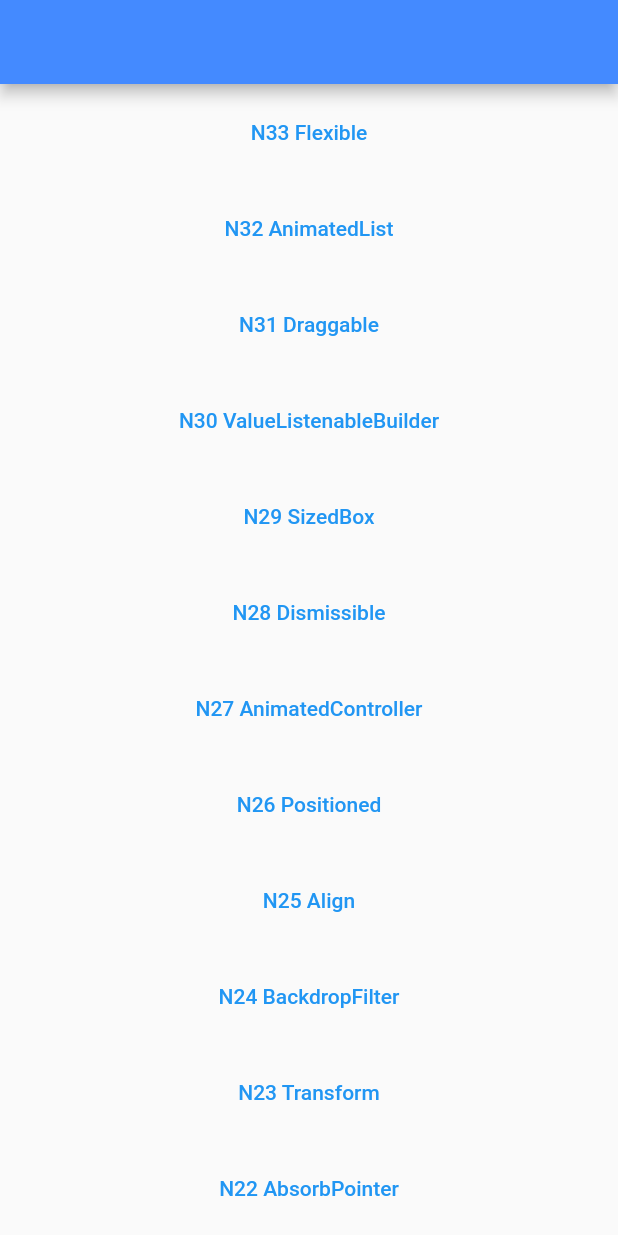
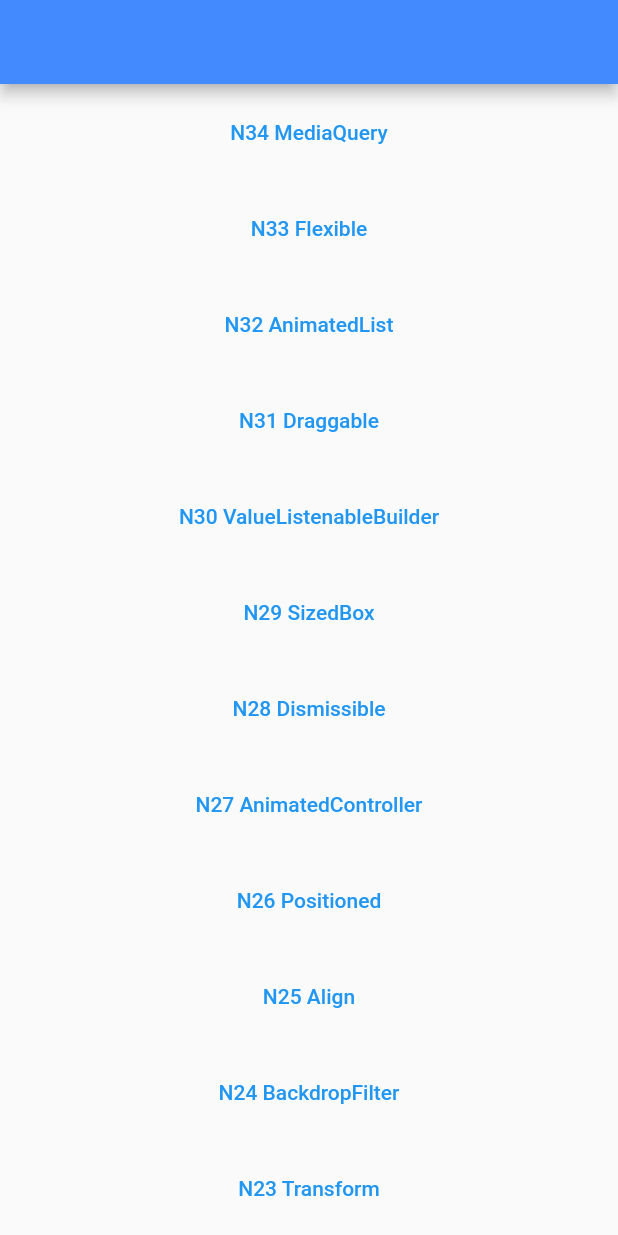
Before and after one commit to ychsue/my_flutter_test, a Flutter app: the screen it shows after launch, on a phone screen of 412 x 824 dp. Run offline on Flutter 3.47's test engine with Material 2 defaults, Android fonts, the phone set to English and light mode, and no system bars; our stand-ins replace bloc, flutter_bloc, get, transparent_image; missing offline and left inert: resizable_widget; Roboto replaces fonts that are missing (Georgia).

Commit message:
MediaQuery

```diff
--- a/lib/src/route/app_pages.dart
+++ b/lib/src/route/app_pages.dart
@@ -20,6 +20,7 @@ import 'package:test2/src/route/main_screens/n30/n30_rotate_animate.dart';
 import 'package:test2/src/route/main_screens/n31_draggable.dart';
 import 'package:test2/src/route/main_screens/n32/n32_animated_list.dart';
 import 'package:test2/src/route/main_screens/n33_flexible.dart';
+import 'package:test2/src/route/main_screens/n34_media_query.dart';
 import 'package:test2/src/route/main_screens/sliver_screen.dart';
 import 'package:test2/src/route/main_screens/unknown_screen.dart';
 import 'package:test2/src/route/main_screens/welcome_screen.dart';
@@ -52,10 +53,15 @@ enum Routes {
   n31_draggable,
   n32_animated_list,
   n33_flexible,
+  n34_media_query,
 }
 
 abstract class AppPages {
   static final pages = [
+    GetPage(
+      name: Routes.n34_media_query.toLocation,
+      page: () => N34MediaQueryScreen(),
+    ),
     GetPage(
       name: Routes.n33_flexible.toLocation,
       page: () => N33FlexibleScreen(),
--- a/lib/src/route/main_screens/get_home_screen.dart
+++ b/lib/src/route/main_screens/get_home_screen.dart
@@ -14,6 +14,13 @@ class GetHomeScreen extends StatelessWidget {
           child: Container(
         child: ListView(
           children: [
+            Container(
+              margin: EdgeInsets.all(8.0),
+              child: TextButton(
+                  onPressed: () =>
+                      Get.toNamed(Routes.n34_media_query.toLocation),
+                  child: Text("N34 MediaQuery")),
+            ),
             Container(
               margin: EdgeInsets.all(8.0),
               child: TextButton(
```
Also changed, not shown: lib/src/route/main_screens/n34_media_query.dart (added, +41 -0 lines), 1 other file.
